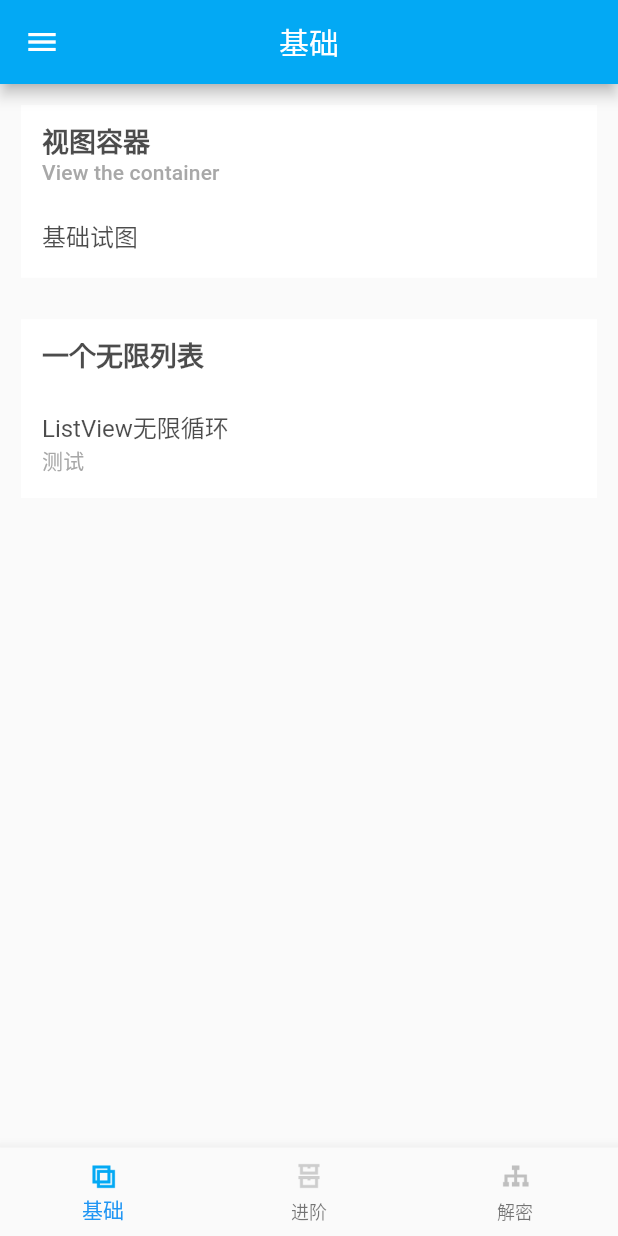
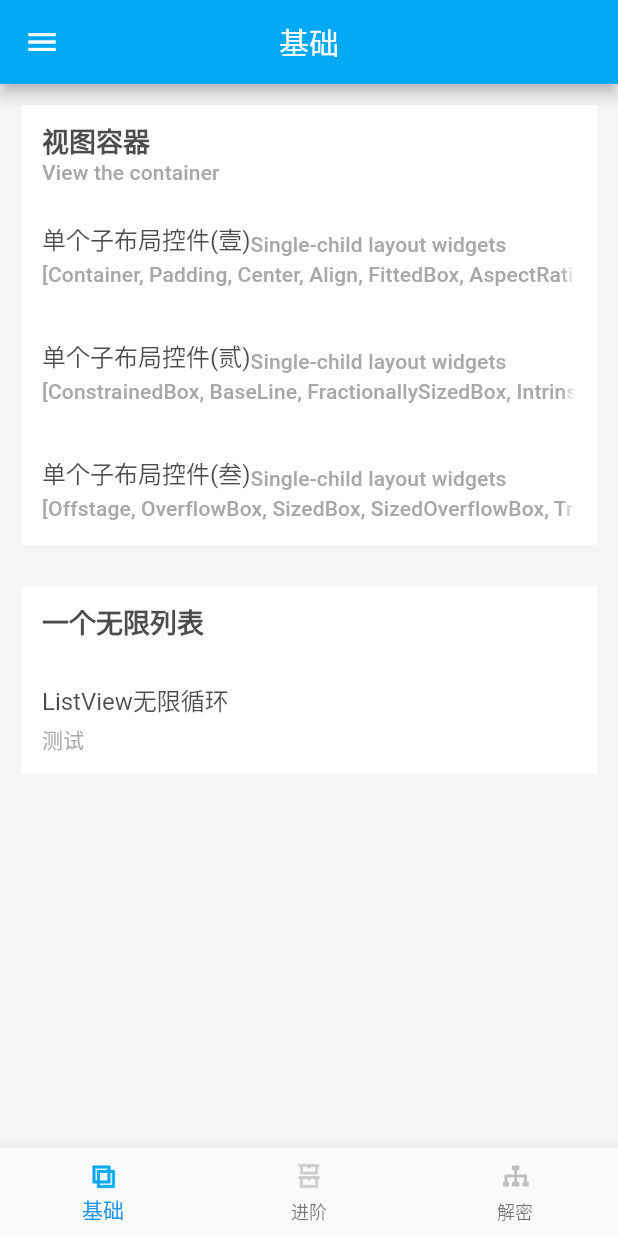
Before and after one commit to WitheredSkull/Flutter_Widget, a Flutter app: the screen it shows after launch, on a phone screen of 412 x 824 dp. Run offline on Flutter 3.47's test engine with Material 2 defaults, Android fonts, the phone set to English and light mode, and no system bars.

Commit message:
修改整体布局，新增一个Container容器

```diff
--- /dev/null
+++ b/lib/application/WidgetData.dart
@@ -0,0 +1,20 @@
+var LAYOUT = [
+  "Container",
+  "Padding",
+  "Center",
+  "Align",
+  "FittedBox",
+  "AspectRatio",
+  "ConstrainedBox",
+  "BaseLine",
+  "FractionallySizedBox",
+  "IntrinsicHeight",
+  "IntrinsicWidth",
+  "LimitedBox",
+  "Offstage",
+  "OverflowBox",
+  "SizedBox",
+  "SizedOverflowBox",
+  "Transform",
+  "CustomSingleChildLayout"
+];
--- a/lib/application/app.dart
+++ b/lib/application/app.dart
@@ -3,12 +3,15 @@ import 'package:flutter/material.dart';
 class AssetsColor {
   ///主题色
   static final Color COLOR_PRIMARY = Colors.lightBlue;
+  static final Color COLOR_BACKGROUND = Colors.grey.shade100;
   static final Color COLOR_TITLE_TEXT = Colors.black.withOpacity(0.7);
   static final Color COLOR_SUBTITLE_TEXT = Colors.grey.withOpacity(0.9);
   static final Color COLOR_CONTENT_TEXT = Colors.black.withOpacity(0.7);
 }
 
 class AssetsSize {
+  static final double SIZE_DEFAULT_PADDING = 14;
+  static final double SIZE_DEFAULT_DISTANCE = 16;
   static final double SIZE_ICON = 24;
   static final double SIZE_BIG_TITLE_TEXT = 18;
   static final double SIZE_TITLE_TEXT = 16;
--- a/lib/view/container/Container1Center.dart
+++ /dev/null
@@ -1,25 +0,0 @@
-import 'package:flutter/material.dart';
-import 'package:flutter_widget/view/base/BaseCodeState.dart';
-
-class Container1CenterPage extends StatefulWidget {
-  @override
-  State<StatefulWidget> createState() {
-    return Container1CenterState(isEnableCode: true);
-  }
-}
-
-class Container1CenterState extends BaseCodeState<Container1CenterPage> {
-  @override
-  Widget body() {
-    return Center(
-      child: Text("测试"),
-    );
-  }
-
-  Container1CenterState(
-      {String path, String copeContent, bool isEnableCode=false})
-      : super(
-            path: path,
-            copeContent: copeContent,
-            isEnableCode: isEnableCode);
-}
--- /dev/null
+++ b/lib/view/container/Layout.dart
@@ -0,0 +1,40 @@
+import 'package:flutter/material.dart';
+import 'package:flutter_widget/view/base/BaseCodeState.dart';
+import 'package:flutter_widget/view/widget/ContainerWidget.dart';
+import 'package:flutter_widget/view/widget/Explan.dart';
+
+class LayoutPage extends StatefulWidget {
+  String title;
+
+  LayoutPage({this.title});
+
+  @override
+  State<StatefulWidget> createState() {
+    return LayoutState();
+  }
+}
+
+class LayoutState extends BaseCodeState<LayoutPage> {
+  @override
+  Widget body() {
+    return Column(
+      children: <Widget>[
+        Explan("啦啦啦", children: <Widget>[Text("测试2"), Text("测试3")],),
+        SizedBox(height: 16,),
+        ContainerWidget()
+      ],
+    );
+  }
+
+  LayoutState(
+      {String path, String copeContent, bool isEnableCode = false})
+      : super(
+      path: path,
+      copeContent: copeContent,
+      isEnableCode: isEnableCode);
+
+  @override
+  String title() {
+    return widget.title;
+  }
+}
--- a/lib/view/home.dart
+++ b/lib/view/home.dart
@@ -22,7 +22,7 @@ class HomeState extends State<HomePage> {
     return Scaffold(
       appBar: AppBar(
         backgroundColor: Colors.lightBlue,
-        title: Text(widget.title[0]),
+        title: Text(widget.title[currentIndex]),
         centerTitle: true,
       ),
       body: PageView(
--- a/lib/view/home/Basics.dart
+++ b/lib/view/home/Basics.dart
@@ -1,11 +1,11 @@
 import 'dart:math';
 
 import 'package:flutter/material.dart';
-import 'package:flutter_widget/view/container/Container1Center.dart';
+import 'package:flutter_widget/view/container/Layout.dart';
 import 'package:flutter_widget/view/list/InfiniteList.dart';
-import 'package:flutter_widget/view/login/Login.dart';
 import 'package:flutter_widget/view/widget/Item.dart';
 import 'package:flutter_widget/view/widget/Rectangle.dart';
+import 'package:flutter_widget/application/WidgetData.dart' as WidgetData;
 
 class BasicsPage extends StatefulWidget {
   @override
@@ -16,6 +16,7 @@ class BasicsPage extends StatefulWidget {
 
 class BasicsState extends State<BasicsPage> {
   var list = List<String>();
+  int layoutHalf = (WidgetData.LAYOUT.length ~/ 3).toInt();
 
   @override
   Widget build(BuildContext context) {
@@ -26,13 +27,44 @@ class BasicsState extends State<BasicsPage> {
           subtitle: "View the container",
           children: <Widget>[
             ItemView(
-              "基础试图",
+              "单个子布局控件(壹)",
+              beHindText: "Single-child layout widgets",
+              subtitle:
+                  "${WidgetData.LAYOUT.sublist(0, layoutHalf)}",
               onTap: () {
                 Navigator.push(context, MaterialPageRoute(builder: (setting) {
-                  return Container1CenterPage();
+                  return LayoutPage(
+                    title: "布局",
+                  );
                 }));
               },
-            )
+            ),
+            ItemView(
+              "单个子布局控件(贰)",
+              beHindText: "Single-child layout widgets",
+              subtitle:
+                  "${WidgetData.LAYOUT.sublist(layoutHalf, layoutHalf * 2)}",
+              onTap: () {
+                Navigator.push(context, MaterialPageRoute(builder: (setting) {
+                  return LayoutPage(
+                    title: "布局",
+                  );
+                }));
+              },
+            ),
+            ItemView(
+              "单个子布局控件(叁)",
+              beHindText: "Single-child layout widgets",
+              subtitle:
+                  "${WidgetData.LAYOUT.sublist(layoutHalf*2, WidgetData.LAYOUT.length)}",
+              onTap: () {
+                Navigator.push(context, MaterialPageRoute(builder: (setting) {
+                  return LayoutPage(
+                    title: "布局",
+                  );
+                }));
+              },
+            ),
           ],
         ),
         RectangleContainer(
--- a/lib/view/main.dart
+++ b/lib/view/main.dart
@@ -10,6 +10,7 @@ class MainApp extends StatelessWidget {
   Widget build(BuildContext context) {
     return MaterialApp(
       theme: ThemeData(
+          scaffoldBackgroundColor: APP.AssetsColor.COLOR_BACKGROUND,
           textSelectionColor: Colors.lightBlue,
           textSelectionHandleColor: Colors.black.withOpacity(0.7),
           textTheme: TextTheme(
--- /dev/null
+++ b/lib/view/widget/Explan.dart
@@ -0,0 +1,60 @@
+import 'package:flutter/material.dart';
+import 'package:flutter_widget/application/app.dart' as APP;
+
+class Explan extends StatelessWidget {
+  final String title;
+  List<Widget> children;
+  double marginTop;
+  double marginBottom;
+
+  Explan(this.title,
+      {this.children = const <Widget>[],
+      this.marginTop = 0,
+      this.marginBottom = 0});
+
+  @override
+  Widget build(BuildContext context) {
+//    children.insert(0, _title());
+    children = [_title(), ...?children, _bottomLine()];
+    return Padding(
+      padding: EdgeInsets.only(
+          left: 14, right: 14, top: marginTop, bottom: marginBottom),
+      child: Material(
+        color: Colors.white,
+        child: InkWell(
+          onTap: () {},
+          child: Container(
+            margin: EdgeInsets.only(top: 14, left: 40, right: 40),
+            child: Row(
+              children: <Widget>[
+                Expanded(
+                  child: Column(
+                    crossAxisAlignment: CrossAxisAlignment.start,
+                    children: children,
+                  ),
+                )
+              ],
+            ),
+          ),
+        ),
+      ),
+    );
+  }
+
+  _bottomLine() => Padding(
+        padding: EdgeInsets.only(top: 14, bottom: 6),
+        child: Divider(
+          height: 1,
+        ),
+      );
+
+  _title() => Padding(
+        padding: EdgeInsets.only(bottom: 14),
+        child: Text(
+          title,
+          style: TextStyle(
+              fontSize: APP.AssetsSize.SIZE_BIG_TITLE_TEXT,
+              color: APP.AssetsColor.COLOR_TITLE_TEXT),
+        ),
+      );
+}
--- a/lib/view/widget/Item.dart
+++ b/lib/view/widget/Item.dart
@@ -1,8 +1,10 @@
 import 'package:flutter/material.dart';
+import 'package:flutter_widget/application/app.dart' as APP;
 
 ///自定义的默认ITEM VIEW
 class ItemView extends StatelessWidget {
   String text;
+  String beHindText;
   String subtitle;
   final Widget leading;
   final Widget trailing;
@@ -10,35 +12,54 @@ class ItemView extends StatelessWidget {
   bool enabled = true;
   final GestureTapCallback onTap;
   bool selected;
+  BuildContext context;
 
   ItemView(
     this.text, {
+    this.beHindText,
     this.subtitle,
     this.leading,
     this.trailing,
     this.contentPadding =
-        const EdgeInsets.only(left: 14, top: 0, bottom: 0, right: 14),
+        const EdgeInsets.only(left: 14, top: 6, bottom: 0, right: 14),
     this.enabled = true,
     this.onTap,
     this.selected = false,
-  })  : assert(enabled != null),
+  })  : assert(text != null),
+        assert(enabled != null),
         assert(selected != null);
 
   @override
   Widget build(BuildContext context) {
+    this.context = context;
     return ListTile(
       leading: null,
       //前面的ICON
-      title: Text(
-        text,
-        style: Theme.of(context).textTheme.title,
+      title: Row(
+        crossAxisAlignment: CrossAxisAlignment.end,
+        children: <Widget>[
+          Text(
+            text,
+            style: Theme.of(context).textTheme.title,
+          ),
+          if (beHindText != null)
+            Text(
+              beHindText,
+              style: Theme.of(context).textTheme.subtitle,
+            ),
+        ],
       ),
       //标题
       subtitle: subtitle == null
           ? null
-          : Text(
-              subtitle,
-              style: Theme.of(context).textTheme.subtitle,
+          : Padding(
+              padding: EdgeInsets.only(top: 4),
+              child: Text(
+                subtitle,
+                overflow: TextOverflow.fade,
+                softWrap: false,
+                style: Theme.of(context).textTheme.subtitle,
+              ),
             ),
       //副标题
       trailing: null,
@@ -54,10 +75,60 @@ class ItemView extends StatelessWidget {
       onTap: onTap,
       //轻敲事件
       onLongPress: () {
+        _showSubtitle();
         print("长按事件");
       },
       //长按事件
       selected: selected, //是否选中（选中字体会变成主题色）
     );
   }
+
+  _showSubtitle() {
+    showDialog(
+        context: context,
+        barrierDismissible: true,
+        builder: (context) {
+          return Center(
+            child: Container(
+              color: Colors.white,
+              padding: EdgeInsets.all(APP.AssetsSize.SIZE_DEFAULT_PADDING),
+              child: Column(
+                mainAxisSize: MainAxisSize.min,
+                children: <Widget>[
+                  Text(
+                    text,
+                    style: TextStyle(
+                        color: Colors.red,
+                        decoration: TextDecoration.none,
+                        fontSize: Theme.of(context).textTheme.title.fontSize),
+                  ),
+                  SizedBox(
+                    height: APP.AssetsSize.SIZE_DEFAULT_DISTANCE,
+                  ),
+                  if (beHindText != null)
+                    Text(
+                      beHindText,
+                      style: TextStyle(
+                          color: Colors.yellow,
+                          decoration: TextDecoration.none,
+                          fontSize: Theme.of(context).textTheme.title.fontSize),
+                    ),
+                  if (beHindText != null)
+                    SizedBox(
+                      height: APP.AssetsSize.SIZE_DEFAULT_DISTANCE,
+                    ),
+                  if (subtitle != null)
+                    Text(
+                      subtitle,
+                      style: TextStyle(
+                          color: Colors.blue,
+                          decoration: TextDecoration.none,
+                          fontSize: Theme.of(context).textTheme.title.fontSize),
+                    ),
+                ],
+              ),
+            ),
+          );
+        });
+  }
 }
--- a/pubspec.yaml
+++ b/pubspec.yaml
@@ -14,7 +14,7 @@ description: Flutter组件使用示例
 version: 1.0.0+1
 
 environment:
-  sdk: ">=2.1.0 <3.0.0"
+  sdk: ">=2.2.2 <3.0.0"
 
 dependencies:
   flutter:
```
Also changed, not shown: lib/view/base/BaseCodeState.dart (+11 -5 lines), lib/view/widget/ContainerWidget.dart (added, +66 -0 lines).
